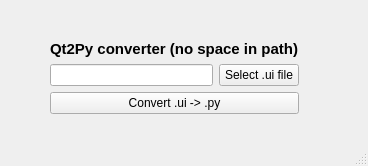
Qt form ui/Qt2py.ui (Uronchaa/PyQtConverter) before a commit.
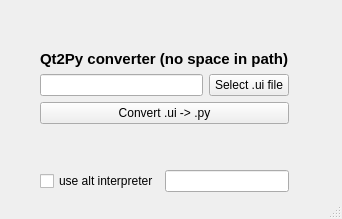
The same form after that commit.

Commit message: new gui elements (implement code)

Diff of the .ui file:
```diff
--- a/ui/Qt2py.ui
+++ b/ui/Qt2py.ui
@@ -6,8 +6,8 @@
    <rect>
     <x>0</x>
     <y>0</y>
-    <width>368</width>
-    <height>166</height>
+    <width>342</width>
+    <height>219</height>
    </rect>
   </property>
   <property name="sizePolicy">
@@ -23,10 +23,10 @@
    <widget class="QWidget" name="verticalLayoutWidget">
     <property name="geometry">
      <rect>
-      <x>50</x>
-      <y>0</y>
+      <x>40</x>
+      <y>10</y>
       <width>271</width>
-      <height>121</height>
+      <height>152</height>
      </rect>
     </property>
     <layout class="QVBoxLayout" name="verticalLayout">
@@ -94,6 +94,20 @@
        </property>
       </spacer>
      </item>
+     <item>
+      <layout class="QHBoxLayout" name="horizontalLayout_2">
+       <item>
+        <widget class="QCheckBox" name="checkBox">
+         <property name="text">
+          <string>use alt interpreter</string>
+         </property>
+        </widget>
+       </item>
+       <item>
+        <widget class="QLineEdit" name="lineEdit_2"/>
+       </item>
+      </layout>
+     </item>
     </layout>
    </widget>
   </widget>
```
Left out of the diff: 2 changed lines with no effect on the pictures. The commit also changes 2 other files.
